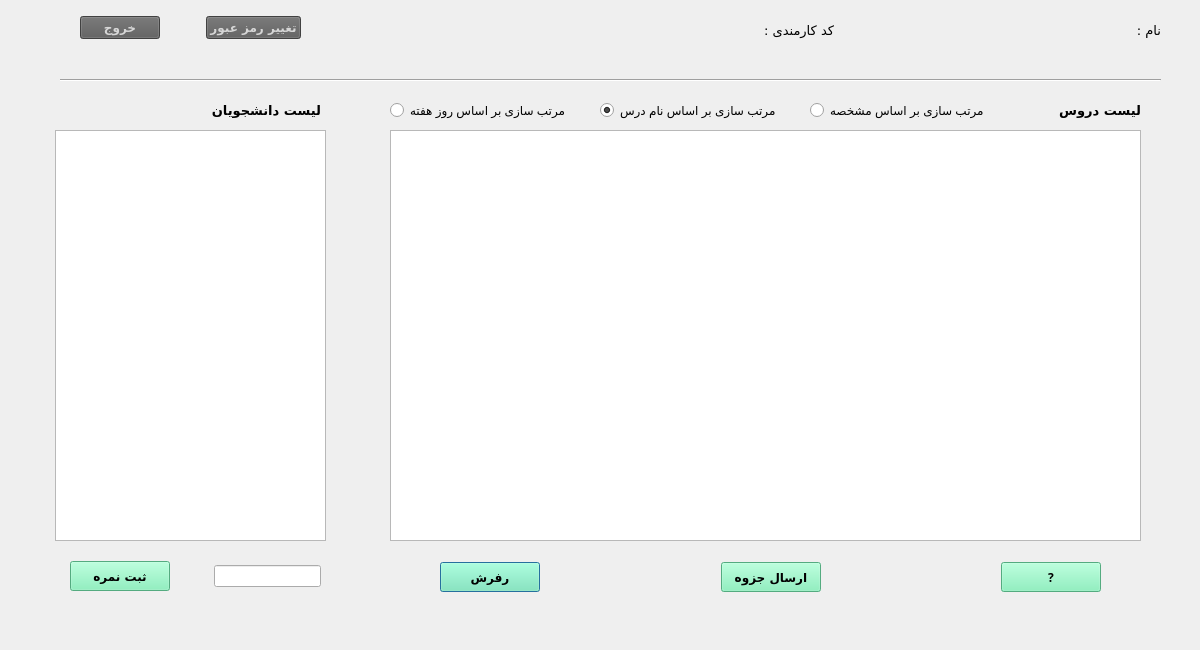
AliRn76/Student-Portal, file teachermaindialog.ui: the form before one commit.
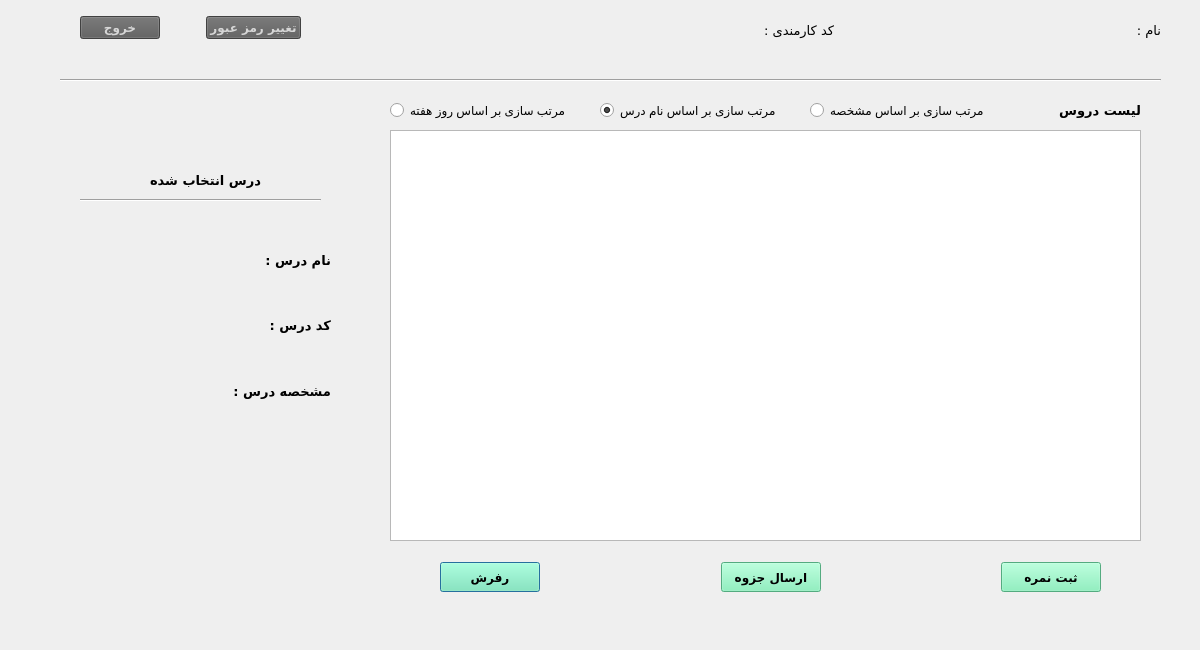
The form after the commit.

Patch:
```diff
--- a/teachermaindialog.ui
+++ b/teachermaindialog.ui
@@ -120,7 +120,7 @@
        <string notr="true">background-color:rgb(118, 240, 179)</string>
       </property>
       <property name="text">
-       <string>?</string>
+       <string>ثبت نمره</string>
       </property>
      </widget>
     </item>
@@ -139,27 +139,6 @@
     <enum>Qt::Horizontal</enum>
    </property>
   </widget>
-  <widget class="QLabel" name="label_5">
-   <property name="geometry">
-    <rect>
-     <x>200</x>
-     <y>100</y>
-     <width>121</width>
-     <height>20</height>
-    </rect>
-   </property>
-   <property name="font">
-    <font>
-     <family>B Koodak</family>
-     <pointsize>10</pointsize>
-     <weight>75</weight>
-     <bold>true</bold>
-    </font>
-   </property>
-   <property name="text">
-    <string>لیست دانشجویان</string>
-   </property>
-  </widget>
   <widget class="QWidget" name="layoutWidget_3">
    <property name="geometry">
     <rect>
@@ -333,62 +312,6 @@
     </item>
    </layout>
   </widget>
-  <widget class="QWidget" name="layoutWidget_4">
-   <property name="geometry">
-    <rect>
-     <x>70</x>
-     <y>560</y>
-     <width>251</width>
-     <height>32</height>
-    </rect>
-   </property>
-   <layout class="QHBoxLayout" name="horizontalLayout_12">
-    <item>
-     <widget class="QPushButton" name="pushButton_SetScores">
-      <property name="minimumSize">
-       <size>
-        <width>100</width>
-        <height>30</height>
-       </size>
-      </property>
-      <property name="font">
-       <font>
-        <family>B Nazanin</family>
-        <pointsize>9</pointsize>
-        <weight>75</weight>
-        <bold>true</bold>
-       </font>
-      </property>
-      <property name="styleSheet">
-       <string notr="true">background-color:rgb(118, 240, 179)</string>
-      </property>
-      <property name="text">
-       <string>ثبت نمره</string>
-      </property>
-     </widget>
-    </item>
-    <item>
-     <spacer name="horizontalSpacer_2">
-      <property name="orientation">
-       <enum>Qt::Horizontal</enum>
-      </property>
-      <property name="sizeHint" stdset="0">
-       <size>
-        <width>40</width>
-        <height>20</height>
-       </size>
-      </property>
-     </spacer>
-    </item>
-    <item>
-     <widget class="QLineEdit" name="lineEdit_Score">
-      <property name="text">
-       <string/>
-      </property>
-     </widget>
-    </item>
-   </layout>
-  </widget>
   <widget class="QTableView" name="tableView_Lesson">
    <property name="geometry">
     <rect>
@@ -402,19 +325,6 @@
     <enum>Qt::RightToLeft</enum>
    </property>
   </widget>
-  <widget class="QTableView" name="tableView_Student">
-   <property name="geometry">
-    <rect>
-     <x>55</x>
-     <y>130</y>
-     <width>271</width>
-     <height>411</height>
-    </rect>
-   </property>
-   <property name="layoutDirection">
-    <enum>Qt::RightToLeft</enum>
-   </property>
-  </widget>
   <widget class="QRadioButton" name="radioButton_Day">
    <property name="geometry">
     <rect>
@@ -457,6 +367,243 @@
     <string>مرتب سازی بر اساس مشخصه</string>
    </property>
   </widget>
+  <widget class="QLabel" name="label_8">
+   <property name="geometry">
+    <rect>
+     <x>140</x>
+     <y>170</y>
+     <width>121</width>
+     <height>20</height>
+    </rect>
+   </property>
+   <property name="font">
+    <font>
+     <family>B Koodak</family>
+     <pointsize>10</pointsize>
+     <weight>75</weight>
+     <bold>true</bold>
+    </font>
+   </property>
+   <property name="text">
+    <string>درس انتخاب شده </string>
+   </property>
+  </widget>
+  <widget class="Line" name="line_2">
+   <property name="geometry">
+    <rect>
+     <x>80</x>
+     <y>190</y>
+     <width>241</width>
+     <height>20</height>
+    </rect>
+   </property>
+   <property name="orientation">
+    <enum>Qt::Horizontal</enum>
+   </property>
+  </widget>
+  <widget class="QWidget" name="">
+   <property name="geometry">
+    <rect>
+     <x>70</x>
+     <y>230</y>
+     <width>261</width>
+     <height>191</height>
+    </rect>
+   </property>
+   <layout class="QVBoxLayout" name="verticalLayout">
+    <item>
+     <layout class="QHBoxLayout" name="horizontalLayout_3">
+      <item>
+       <widget class="QLabel" name="label_name_2">
+        <property name="font">
+         <font>
+          <family>B Koodak</family>
+          <pointsize>10</pointsize>
+          <weight>75</weight>
+          <bold>true</bold>
+         </font>
+        </property>
+        <property name="layoutDirection">
+         <enum>Qt::RightToLeft</enum>
+        </property>
+        <property name="text">
+         <string/>
+        </property>
+       </widget>
+      </item>
+      <item>
+       <spacer name="horizontalSpacer_2">
+        <property name="orientation">
+         <enum>Qt::Horizontal</enum>
+        </property>
+        <property name="sizeType">
+         <enum>QSizePolicy::Minimum</enum>
+        </property>
+        <property name="sizeHint" stdset="0">
+         <size>
+          <width>40</width>
+          <height>20</height>
+         </size>
+        </property>
+       </spacer>
+      </item>
+      <item>
+       <widget class="QLabel" name="label_2">
+        <property name="font">
+         <font>
+          <family>B Koodak</family>
+          <pointsize>10</pointsize>
+          <weight>75</weight>
+          <bold>true</bold>
+         </font>
+        </property>
+        <property name="text">
+         <string>نام درس :</string>
+        </property>
+       </widget>
+      </item>
+     </layout>
+    </item>
+    <item>
+     <layout class="QHBoxLayout" name="horizontalLayout_7">
+      <item>
+       <spacer name="horizontalSpacer_7">
+        <property name="orientation">
+         <enum>Qt::Horizontal</enum>
+        </property>
+        <property name="sizeType">
+         <enum>QSizePolicy::Fixed</enum>
+        </property>
+        <property name="sizeHint" stdset="0">
+         <size>
+          <width>45</width>
+          <height>20</height>
+         </size>
+        </property>
+       </spacer>
+      </item>
+      <item>
+       <widget class="QLabel" name="label_code">
+        <property name="font">
+         <font>
+          <family>B Koodak</family>
+          <pointsize>10</pointsize>
+          <weight>75</weight>
+          <bold>true</bold>
+         </font>
+        </property>
+        <property name="layoutDirection">
+         <enum>Qt::RightToLeft</enum>
+        </property>
+        <property name="text">
+         <string/>
+        </property>
+       </widget>
+      </item>
+      <item>
+       <spacer name="horizontalSpacer_5">
+        <property name="orientation">
+         <enum>Qt::Horizontal</enum>
+        </property>
+        <property name="sizeType">
+         <enum>QSizePolicy::Minimum</enum>
+        </property>
+        <property name="sizeHint" stdset="0">
+         <size>
+          <width>40</width>
+          <height>20</height>
+         </size>
+        </property>
+       </spacer>
+      </item>
+      <item>
+       <widget class="QLabel" name="label_12">
+        <property name="font">
+         <font>
+          <family>B Koodak</family>
+          <pointsize>10</pointsize>
+          <weight>75</weight>
+          <bold>true</bold>
+         </font>
+        </property>
+        <property name="text">
+         <string>کد درس :</string>
+        </property>
+       </widget>
+      </item>
+     </layout>
+    </item>
+    <item>
+     <layout class="QHBoxLayout" name="horizontalLayout_8">
+      <item>
+       <spacer name="horizontalSpacer_8">
+        <property name="orientation">
+         <enum>Qt::Horizontal</enum>
+        </property>
+        <property name="sizeType">
+         <enum>QSizePolicy::Fixed</enum>
+        </property>
+        <property name="sizeHint" stdset="0">
+         <size>
+          <width>50</width>
+          <height>20</height>
+         </size>
+        </property>
+       </spacer>
+      </item>
+      <item>
+       <widget class="QLabel" name="label_ID">
+        <property name="font">
+         <font>
+          <family>B Koodak</family>
+          <pointsize>10</pointsize>
+          <weight>75</weight>
+          <bold>true</bold>
+         </font>
+        </property>
+        <property name="layoutDirection">
+         <enum>Qt::RightToLeft</enum>
+        </property>
+        <property name="text">
+         <string/>
+        </property>
+       </widget>
+      </item>
+      <item>
+       <spacer name="horizontalSpacer_6">
+        <property name="orientation">
+         <enum>Qt::Horizontal</enum>
+        </property>
+        <property name="sizeType">
+         <enum>QSizePolicy::Minimum</enum>
+        </property>
+        <property name="sizeHint" stdset="0">
+         <size>
+          <width>40</width>
+          <height>20</height>
+         </size>
+        </property>
+       </spacer>
+      </item>
+      <item>
+       <widget class="QLabel" name="label_14">
+        <property name="font">
+         <font>
+          <family>B Koodak</family>
+          <pointsize>10</pointsize>
+          <weight>75</weight>
+          <bold>true</bold>
+         </font>
+        </property>
+        <property name="text">
+         <string>مشخصه درس :</string>
+        </property>
+       </widget>
+      </item>
+     </layout>
+    </item>
+   </layout>
+  </widget>
  </widget>
  <resources/>
  <connections/>
```
Left out of the diff: 2 changed lines with no effect on the pictures.
